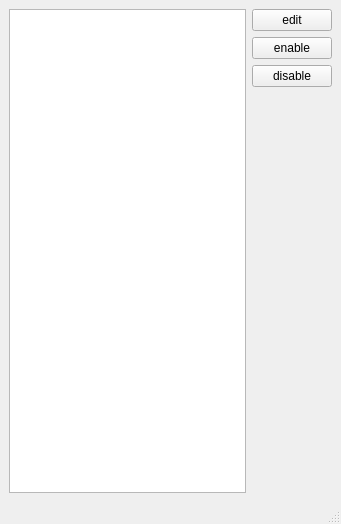
Old version of the form rbhusUI/lib/rbhusHostMod.ui in the repository aumanimationstudios/rbhus.
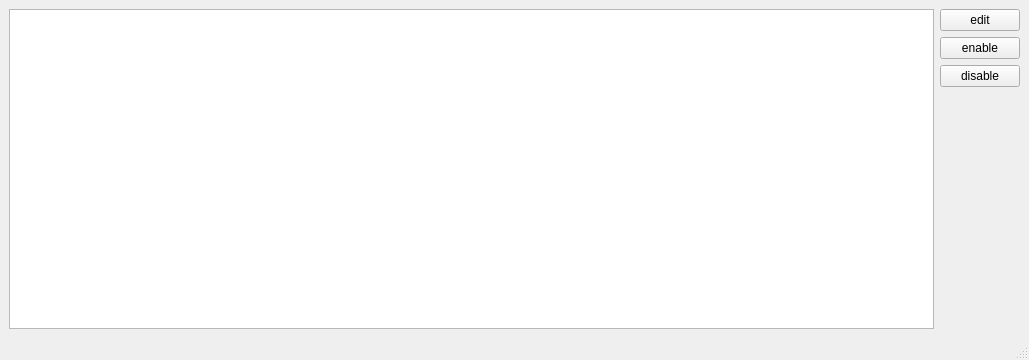
New version of the form.

The edit to the form file:
```diff
--- a/rbhusUI/lib/rbhusHostMod.ui
+++ b/rbhusUI/lib/rbhusHostMod.ui
@@ -6,8 +6,8 @@
    <rect>
     <x>0</x>
     <y>0</y>
-    <width>341</width>
-    <height>524</height>
+    <width>1029</width>
+    <height>360</height>
    </rect>
   </property>
   <property name="sizePolicy">
@@ -20,9 +20,31 @@
    <string>rbhusHost</string>
   </property>
   <widget class="QWidget" name="centralwidget">
+   <property name="sizePolicy">
+    <sizepolicy hsizetype="MinimumExpanding" vsizetype="Preferred">
+     <horstretch>0</horstretch>
+     <verstretch>0</verstretch>
+    </sizepolicy>
+   </property>
    <layout class="QHBoxLayout" name="horizontalLayout">
     <item>
-     <widget class="QTableWidget" name="tableWidget"/>
+     <widget class="QTableWidget" name="tableHost">
+      <property name="sizePolicy">
+       <sizepolicy hsizetype="MinimumExpanding" vsizetype="Expanding">
+        <horstretch>0</horstretch>
+        <verstretch>0</verstretch>
+       </sizepolicy>
+      </property>
+      <property name="selectionBehavior">
+       <enum>QAbstractItemView::SelectRows</enum>
+      </property>
+      <attribute name="horizontalHeaderCascadingSectionResizes">
+       <bool>true</bool>
+      </attribute>
+      <attribute name="horizontalHeaderStretchLastSection">
+       <bool>true</bool>
+      </attribute>
+     </widget>
     </item>
     <item>
      <layout class="QVBoxLayout" name="verticalLayout">
```
